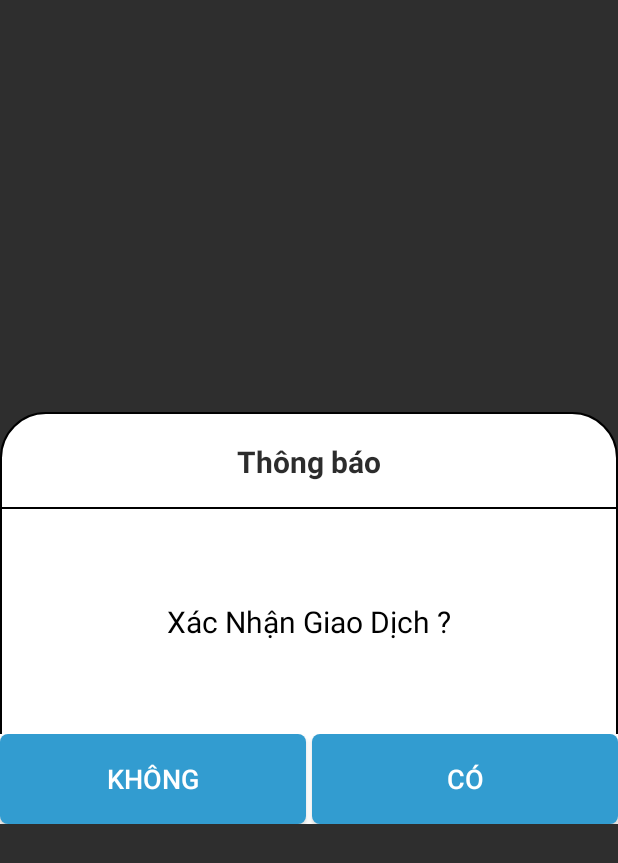
After one commit to ncdinh9988/GRV_TMS, an Android app: the layout layout_find.xml on its own in the app's theme, with its tools: preview values and no code run, on a phone screen of 412 x 824 dp. The commit adds this screen. Shown: the top 863 px of the screen. Run offline under Robolectric (Android 15) with nearby library versions, the phone set to English and light mode, and no system bars.

Commit message:
fix layout

```diff
--- a/app/src/main/java/com/FiveSGroup/TMS/LoadPallet/LoadPalletQRCode.java
+++ b/app/src/main/java/com/FiveSGroup/TMS/LoadPallet/LoadPalletQRCode.java
@@ -191,7 +191,7 @@ public class LoadPalletQRCode extends AppCompatActivity {
             }
         } else {
             checkBoxGetDVT.setVisibility(View.VISIBLE);
-            checkBoxGetLPN.setVisibility(View.VISIBLE);
+            checkBoxGetLPN.setVisibility(View.INVISIBLE);
             checkBoxGetLPN.setChecked(false);
             checkBoxGetLPN.setEnabled(false);
 
--- /dev/null
+++ b/app/src/main/res/layout/layout_find.xml
@@ -0,0 +1,97 @@
+<?xml version="1.0" encoding="utf-8"?>
+<RelativeLayout xmlns:android="http://schemas.android.com/apk/res/android"
+    android:layout_width="match_parent"
+    android:layout_height="match_parent"
+    android:background="#0A000000"
+    android:gravity="center_vertical">
+
+    <LinearLayout
+        android:layout_width="match_parent"
+        android:layout_height="wrap_content"
+        android:layout_alignParentTop="true"
+        android:background="@drawable/bg_layout_dialog"
+        android:orientation="vertical">
+
+        <RelativeLayout
+            android:layout_width="match_parent"
+            android:layout_height="wrap_content">
+
+            <TextView
+                android:layout_width="match_parent"
+                android:layout_height="50dp"
+                android:layout_margin="5dp"
+                android:gravity="center"
+                android:text="Thông báo"
+                android:textAlignment="center"
+                android:textColor="#D3000000"
+                android:textSize="20sp"
+                android:textStyle="bold" />
+
+        </RelativeLayout>
+
+
+        <View
+            android:layout_width="match_parent"
+            android:layout_height="1dp"
+            android:background="#000" />
+
+
+        <RelativeLayout
+            android:layout_width="match_parent"
+            android:layout_height="150dp">
+
+            <TextView
+                android:text="Xác Nhận Giao Dịch ?"
+                android:id="@+id/tvTextBack"
+                android:layout_width="match_parent"
+                android:layout_height="match_parent"
+                android:layout_centerVertical="true"
+                android:layout_margin="5dp"
+                android:padding="5dp"
+                android:gravity="center"
+                android:textColor="#000"
+                android:textSize="20sp" />
+
+
+        </RelativeLayout>
+
+        <LinearLayout
+            android:layout_width="match_parent"
+            android:layout_height="60dp"
+            android:layout_below="@+id/view"
+            android:orientation="horizontal">
+
+
+            <LinearLayout
+                android:layout_width="0dp"
+                android:layout_height="60dp"
+                android:layout_weight="1"
+                android:background="@color/white"
+                android:orientation="horizontal"
+                android:weightSum="2">
+
+                <Button
+                    android:layout_marginRight="2dp"
+                    android:id="@+id/btnNo"
+                    android:layout_weight="1"
+                    android:layout_width="0dp"
+                    android:layout_height="match_parent"
+                    android:layout_centerInParent="true"
+                    android:background="@drawable/bg_button_dialog"
+                    android:text="Không"
+                    android:textSize="18sp" />
+                <Button
+                    android:layout_marginLeft="2dp"
+                    android:id="@+id/btnYes"
+                    android:layout_weight="1"
+                    android:layout_width="0dp"
+                    android:layout_height="match_parent"
+                    android:layout_centerInParent="true"
+                    android:background="@drawable/bg_button_dialog"
+                    android:text="Có"
+                    android:textSize="18sp" />
+
+            </LinearLayout>
+        </LinearLayout>
+    </LinearLayout>
+</RelativeLayout>
```
Also changed, not shown: app/src/main/java/com/FiveSGroup/TMS/LetDown/LetDownAdapter.java (+4 -4 lines), app/src/main/java/com/FiveSGroup/TMS/PutAway/PutAwayAdapter.java (+4 -4 lines), app/src/main/res/layout/product_view.xml (+31 -3 lines).
